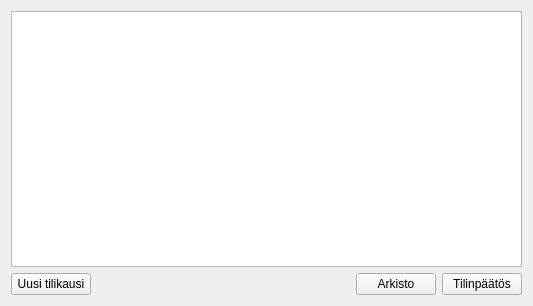
artoh/kitupiikki, file kitupiikki/arkisto/arkisto.ui: the form before one commit.
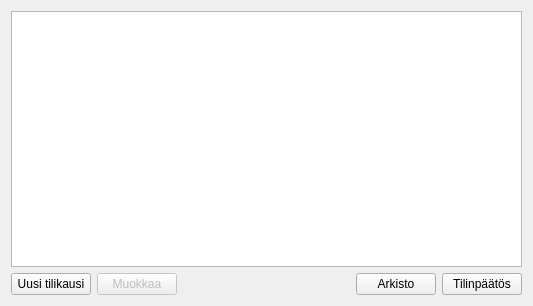
The form after the commit. Icons and pictures are not drawn.

Patch:
```diff
--- a/kitupiikki/arkisto/arkisto.ui
+++ b/kitupiikki/arkisto/arkisto.ui
@@ -40,6 +40,20 @@
        </property>
       </widget>
      </item>
+     <item>
+      <widget class="QPushButton" name="muokkaaNappi">
+       <property name="enabled">
+        <bool>false</bool>
+       </property>
+       <property name="text">
+        <string>Muokkaa</string>
+       </property>
+       <property name="icon">
+        <iconset resource="../pic/pic.qrc">
+         <normaloff>:/pic/muokkaa.png</normaloff>:/pic/muokkaa.png</iconset>
+       </property>
+      </widget>
+     </item>
      <item>
       <spacer name="horizontalSpacer">
        <property name="orientation">
```
